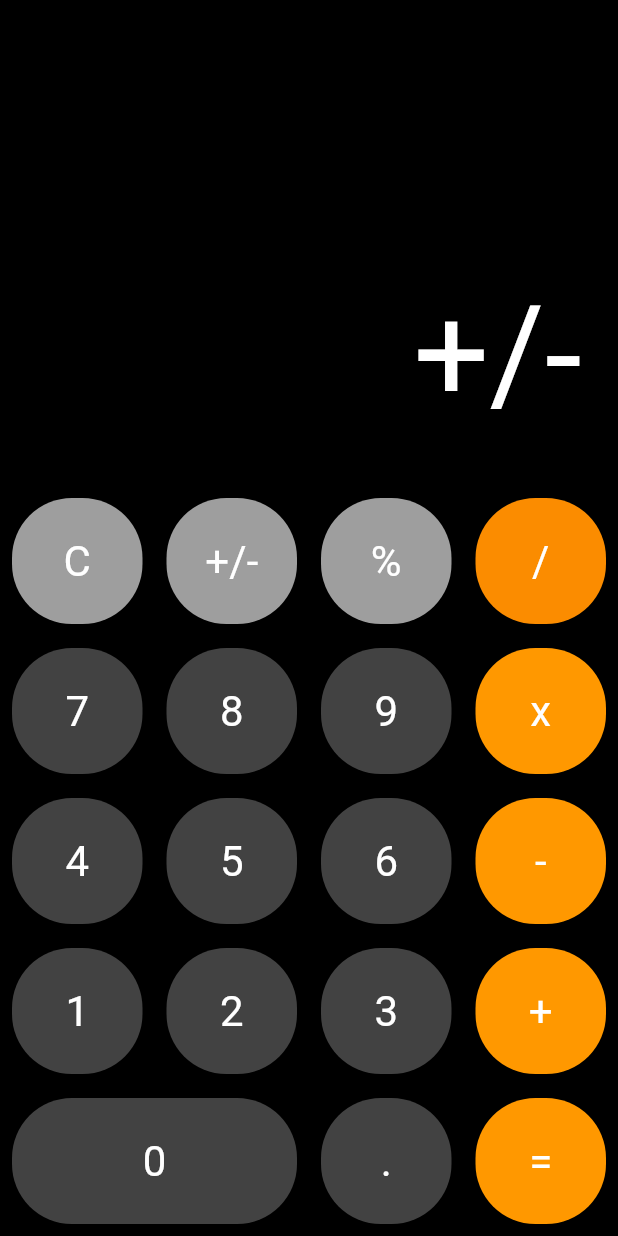
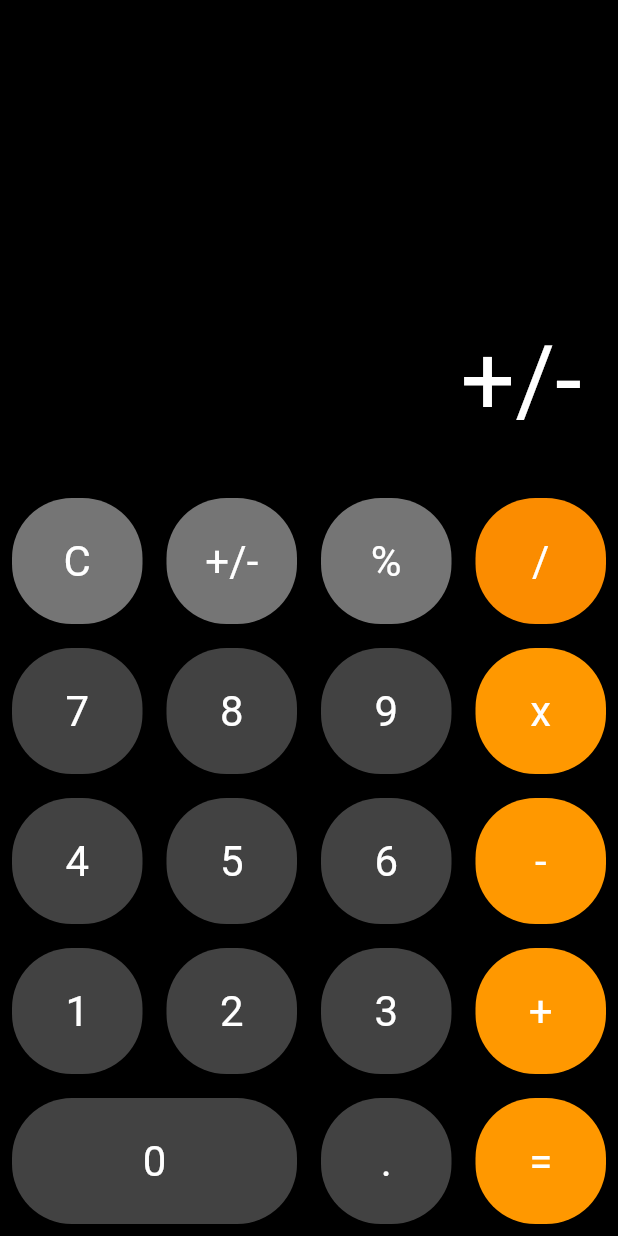
Before and after one commit to Maslansja/calculator, a Flutter app: the screen it shows after launch, after a tap on "+/-", on a phone screen of 412 x 824 dp. Run offline on Flutter 3.47's test engine with Material 3 defaults, Android fonts, the phone set to English and light mode, and no system bars; missing offline and left inert: expressions.

Commit message:
first commit

```diff
--- a/kalkulator/lib/main.dart
+++ b/kalkulator/lib/main.dart
@@ -34,65 +34,66 @@ class Calculator extends StatefulWidget {
 
 class _CalculatorState extends State<Calculator> {
   String output = '0';
+  String _expression = '';
 
   void buttonPressed(String buttonText) {
     setState(() {
       if (buttonText == 'C') {
-      output = '0'; // Reset output jika tombol 'C' ditekan
+        output = '0';
+        _expression = '';
       } else if (buttonText == '=') {
         try {
-        output = evaluateExpression(output); // Evaluasi ekspresi
+          output = evaluateExpression(_expression);
+          _expression = output; // Memperbarui ekspresi dengan hasilnya
         } catch (e) {
-        output = 'error'; // Tampilkan 'error' jika terjadi kesalahan
+          output = 'Error';
         }
       } else {
-      // Jika output saat ini adalah '0', ganti dengan buttonText
-      if (output == '0') {
+        if (output == '0' && buttonText != '.') {
           output = buttonText;
         } else {
-        // Tambahkan buttonText ke output yang ada
           output += buttonText;
         }
+        _expression += buttonText;
       }
     });
   }
 
-  String evaluateExpression (String expression) {
-    final parsedExpression = Expression.parse(expression);
+  String evaluateExpression(String expression) {
+    final parsedExpression = Expression.parse(expression.replaceAll('x', '*'));
     final evaluator = ExpressionEvaluator();
     final result = evaluator.eval(parsedExpression, {});
     return result.toString();
   }
 
-  Widget buildButton (String buttonText, Color color, {double widthFactor = 1.0}) {
+  Widget buildButton(String buttonText, Color color,
+      {double widthFactor = 1.0}) {
     return Expanded(
       flex: widthFactor.toInt(),
       child: Padding(
         padding: EdgeInsets.all(8.0),
         child: ElevatedButton(
-          onPressed: ()=>buttonPressed(buttonText),
-          child: Text (buttonText,
+          onPressed: () => buttonPressed(buttonText),
+          child: Text(
+            buttonText,
             style: TextStyle(
-            fontSize: 28,
-            fontWeight: FontWeight.w400,
-            color: Colors.white
-          ),
+                fontSize: 28, fontWeight: FontWeight.w400, color: Colors.white),
           ),
           style: ElevatedButton.styleFrom(
             padding: EdgeInsets.symmetric(vertical: 22),
             backgroundColor: color,
             elevation: 0,
             shape: RoundedRectangleBorder(
-              borderRadius: BorderRadius.circular(40)
+              borderRadius: BorderRadius.circular(40),
             ),
           ),
-        )
-      )
+        ),
+      ),
     );
   }
 
   @override
-  Widget build (BuildContext) {
+  Widget build(BuildContext context) {
     return Scaffold(
       body: Column(
         crossAxisAlignment: CrossAxisAlignment.stretch,
@@ -101,9 +102,10 @@ class _CalculatorState extends State<Calculator> {
             child: Container(
               padding: EdgeInsets.only(bottom: 24, right: 24),
               alignment: Alignment.bottomRight,
-              child: Text(output,
+              child: Text(
+                output,
                 style: TextStyle(
-                  fontSize: 89,
+                  fontSize: 64,
                   color: Colors.white,
                 ),
               ),
@@ -113,9 +115,9 @@ class _CalculatorState extends State<Calculator> {
             children: [
               Row(
                 children: [
-                  buildButton('C', Colors.grey.shade500),
-                  buildButton('+/-', Colors.grey.shade500),
-                  buildButton('%', Colors.grey.shade500),
+                  buildButton('C', Colors.grey.shade600),
+                  buildButton('+/-', Colors.grey.shade600),
+                  buildButton('%', Colors.grey.shade600),
                   buildButton('/', Colors.orange.shade600),
                 ],
               ),
@@ -145,7 +147,7 @@ class _CalculatorState extends State<Calculator> {
               ),
               Row(
                 children: [
-                  buildButton('0', Colors.grey.shade800, widthFactor: 2.0),
+                  buildButton('0', Colors.grey.shade800, widthFactor: 2),
                   buildButton('.', Colors.grey.shade800),
                   buildButton('=', Colors.orange),
                 ],
@@ -157,25 +159,3 @@ class _CalculatorState extends State<Calculator> {
     );
   }
 }
-
-
-Widget buildButton(String label, {Color color = Colors.grey}) {
-  return Expanded(
-    child: Padding(
-      padding: const EdgeInsets.all(4.0),
-      child: ElevatedButton(
-        onPressed: () {
-          // Logika untuk aksi tombol
-        },
-        style: ElevatedButton.styleFrom(
-          backgroundColor: color,
-          padding: EdgeInsets.all(24),
-        ),
-        child: Text(
-          label,
-          style: TextStyle(fontSize: 28, color: Colors.white),
-        ),
-      ),
-    ),
-  );
-}
```
Lines whose indentation alone changed are shown as unchanged.
